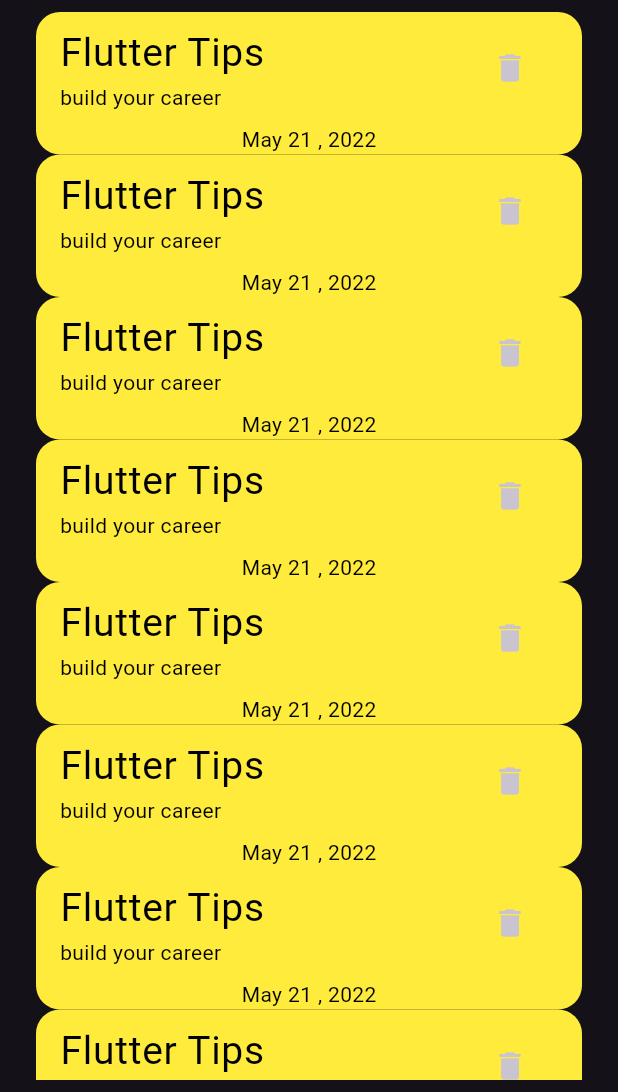
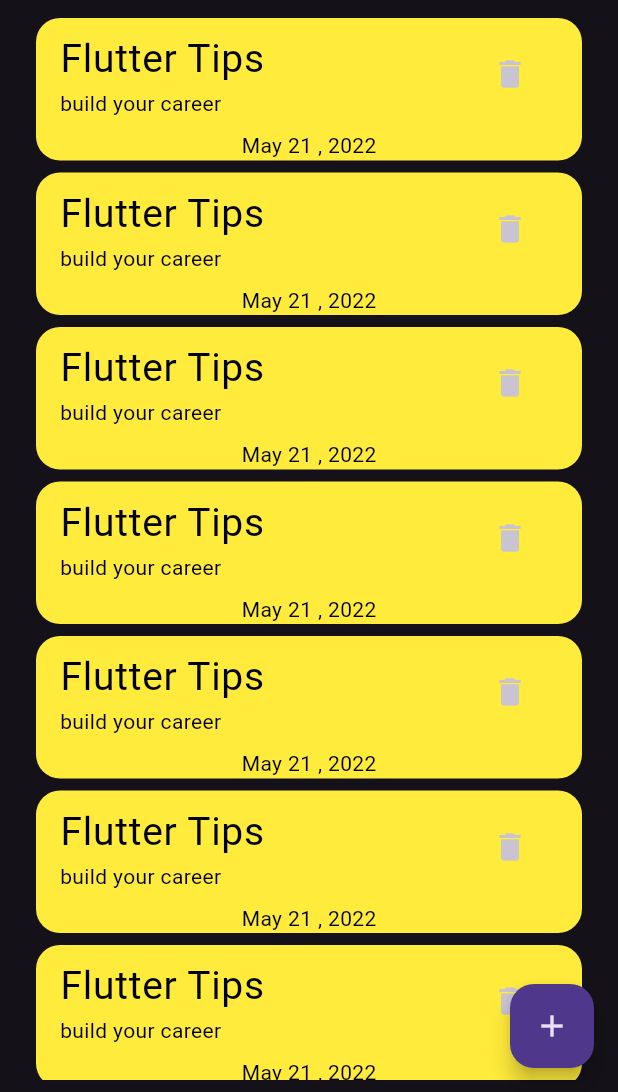
Before and after one commit to boshraelameer/flutter_notes_app, a Flutter app: the screen it shows after launch, on a phone screen of 412 x 824 dp, the part 144-1236 px from its top. Run offline on Flutter 3.47's test engine with Material 3 defaults, Android fonts, the phone set to English and light mode, and no system bars.

Commit message:
add floating action button

```diff
--- a/lib/view/notes_view.dart
+++ b/lib/view/notes_view.dart
@@ -7,7 +7,11 @@ class NotesView extends StatelessWidget {
   @override
   Widget build(BuildContext context) {
     return Scaffold(
-      body: NotesViewBodyWidget(),
+      floatingActionButton: FloatingActionButton(
+        onPressed: () {},
+        child: const Icon(Icons.add),
+      ),
+      body: const NotesViewBodyWidget(),
     );
   }
 }
--- a/lib/view/widgets/notes_list_view.dart
+++ b/lib/view/widgets/notes_list_view.dart
@@ -7,7 +7,10 @@ class NotesListView extends StatelessWidget {
   @override
   Widget build(BuildContext context) {
     return ListView.builder(itemBuilder: (context, index) {
-      return const NoteItem();
+      return const Padding(
+        padding: EdgeInsets.symmetric(vertical: 4),
+        child: NoteItem(),
+      );
     });
   }
 }
```
